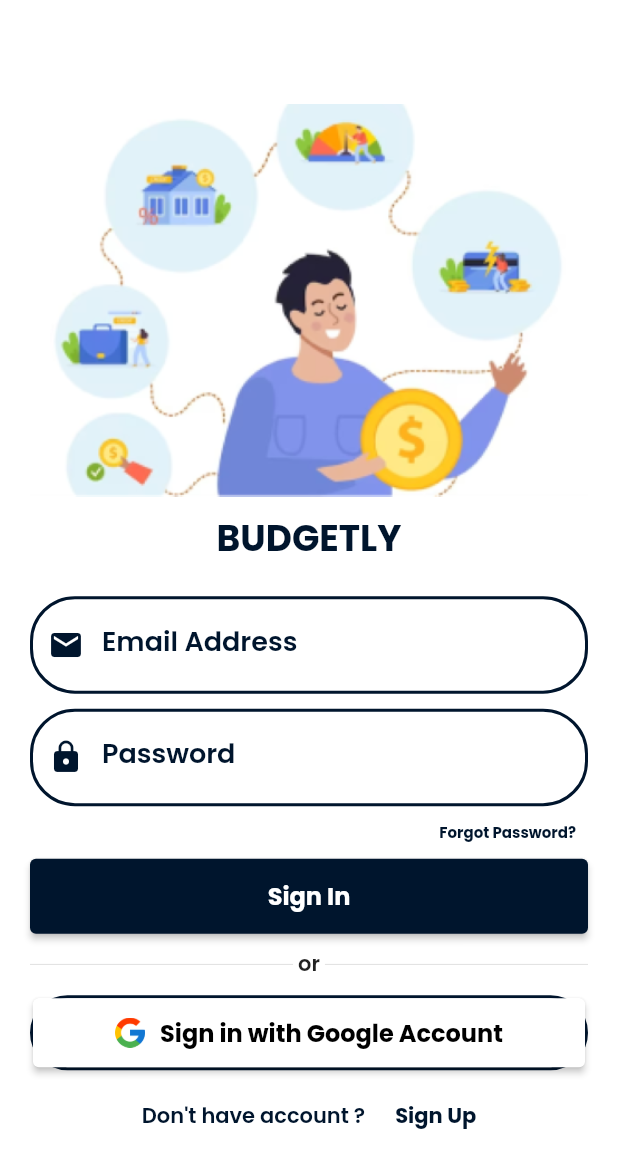
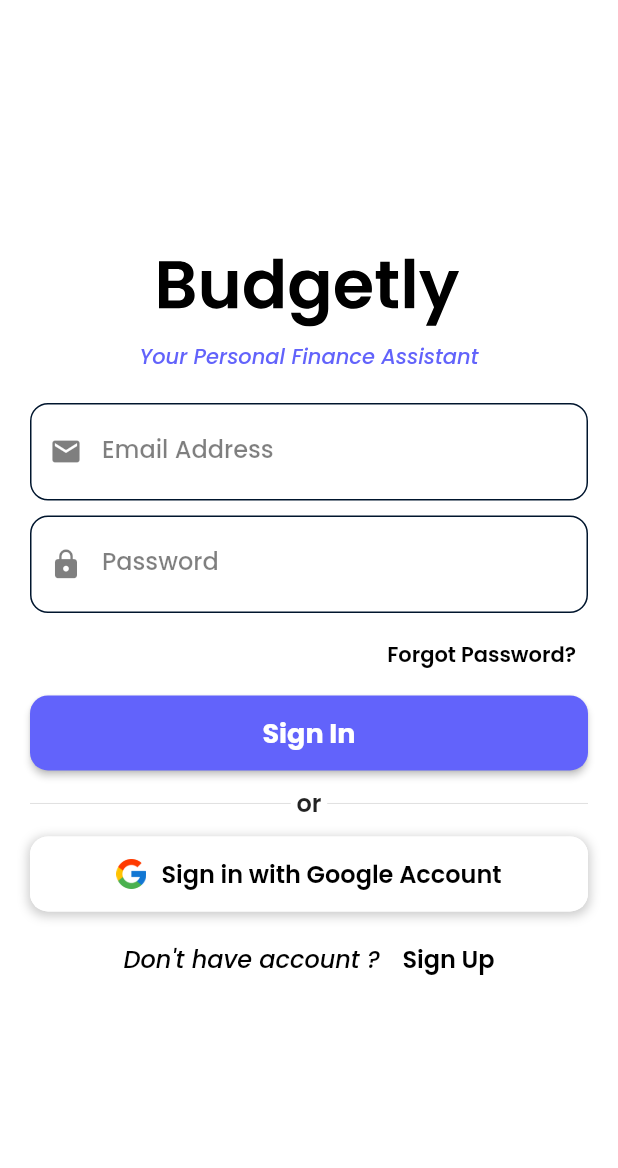
Before and after one commit to RMIT-Budgetly/budgetly, a Flutter app: the screen it shows after launch, on a phone screen of 412 x 824 dp. Shown: the top 1168 px of the screen. Run offline on Flutter 3.47's test engine with Material 3 defaults, Android fonts, the phone set to English and light mode, and no system bars; our stand-ins replace cloud_firestore, firebase_auth, firebase_core, firebase_storage, fl_chart, flutter_svg and 4 more; accounts and stored records are empty.

Commit message:
Done Login UI

```diff
--- a/lib/constants/style.dart
+++ b/lib/constants/style.dart
@@ -17,11 +17,14 @@ BoxShadow defaultShadow = BoxShadow(
   offset: const Offset(1.0, 1.0),
 );
 
+// Primary Color
+const primaryPurple = Color(0xFF6263FB);
+
 // colors
 const green = Color(0xFF248731);
 const red = Color(0xFFC52626);
 const white = Color(0xFFFFFFFF);
-const black = Color(0x00000000);
+const black = Color(0xFF000000);
 
 const blue1 = Color(0xFF00152D);
 const blue2 = Color(0xFF002855);
--- a/lib/screens/login_page/login_page.dart
+++ b/lib/screens/login_page/login_page.dart
@@ -6,7 +6,9 @@ import 'package:firebase_auth/firebase_auth.dart';
 import 'package:firebase_storage/firebase_storage.dart';
 import 'package:flutter/material.dart';
 import 'package:google_sign_in/google_sign_in.dart';
+import 'package:flutter_svg/flutter_svg.dart';
 import 'package:personal_finance/widgets/image_picker.dart';
+import 'package:personal_finance/constants/style.dart';
 
 final _firebase = FirebaseAuth.instance;
 final _googleSignIn = GoogleSignIn();
@@ -123,21 +125,25 @@ class _AuthScreenState extends State<AuthScreen> {
               padding: const EdgeInsets.symmetric(horizontal: 20, vertical: 30),
               child: Column(
                 children: [
-                  Image.asset(
-                    'assets/images/signin_banner.png',
-                    fit: BoxFit.fitWidth,
+                  SvgPicture.asset(
+                    'assets/logo/budgetly_logo.svg', // Path to your SVG file
+                    width: 200,
+                    colorFilter:
+                        const ColorFilter.mode(Colors.black, BlendMode.srcIn),
                   ),
                   const SizedBox(
                     height: 10,
                   ),
                   Container(
                     alignment: Alignment.center,
-                    child: Text(
-                      'BUDGETLY',
+                    child: const Text(
+                      'Your Personal Finance Assistant',
+                      textAlign: TextAlign.center,
                       style: TextStyle(
-                        color: Theme.of(context).colorScheme.primary,
-                        fontSize: 24,
-                        fontWeight: FontWeight.bold,
+                        color: primaryPurple,
+                        fontSize: 14,
+                        fontWeight: FontWeight.w500,
+                        fontStyle: FontStyle.italic,
                       ),
                     ),
                   ),
@@ -154,22 +160,30 @@ class _AuthScreenState extends State<AuthScreen> {
                             decoration: InputDecoration(
                               prefixIcon: Icon(
                                 Icons.mail,
-                                color: Theme.of(context).colorScheme.primary,
+                                size: 22,
+                                color: Color.fromRGBO(
+                                    0, 0, 0, 0.5), // RGBA color for the icon
                               ),
                               labelText: 'Email Address',
                               labelStyle: TextStyle(
-                                  color: Theme.of(context).colorScheme.primary),
+                                color: Color.fromRGBO(
+                                    0, 0, 0, 0.5), // RGBA color for the text
+                                fontWeight: FontWeight.w500,
+                                fontSize: 16, // Font weight
+                              ),
                               border: OutlineInputBorder(
-                                borderRadius: BorderRadius.circular(30.0),
+                                borderRadius: BorderRadius.circular(
+                                    12.0), // Border radius
                                 borderSide: const BorderSide(
-                                  width: 2,
+                                  width: 1,
                                   style: BorderStyle.solid,
                                 ),
                               ),
                               enabledBorder: OutlineInputBorder(
-                                borderRadius: BorderRadius.circular(30.0),
+                                borderRadius: BorderRadius.circular(
+                                    12.0), // Border radius
                                 borderSide: BorderSide(
-                                  width: 2,
+                                  width: 1,
                                   style: BorderStyle.solid,
                                   color: Theme.of(context).colorScheme.primary,
                                 ),
@@ -190,29 +204,35 @@ class _AuthScreenState extends State<AuthScreen> {
                               _enteredEmail = value!;
                             },
                           ),
-                          const SizedBox(
-                            height: 10,
-                          ),
+                          const SizedBox(height: 10),
                           TextFormField(
                             decoration: InputDecoration(
                               prefixIcon: Icon(
                                 Icons.lock,
-                                color: Theme.of(context).colorScheme.primary,
+                                size: 22,
+                                color: Color.fromRGBO(
+                                    0, 0, 0, 0.5), // RGBA color for the icon
                               ),
                               labelText: 'Password',
                               labelStyle: TextStyle(
-                                  color: Theme.of(context).colorScheme.primary),
+                                color: Color.fromRGBO(
+                                    0, 0, 0, 0.5), // RGBA color for the text
+                                fontWeight: FontWeight.w500,
+                                fontSize: 16, // Font weight
+                              ),
                               border: OutlineInputBorder(
-                                borderRadius: BorderRadius.circular(30.0),
+                                borderRadius: BorderRadius.circular(
+                                    12.0), // Border radius
                                 borderSide: const BorderSide(
-                                  width: 2,
+                                  width: 1,
                                   style: BorderStyle.solid,
                                 ),
                               ),
                               enabledBorder: OutlineInputBorder(
-                                borderRadius: BorderRadius.circular(30.0),
+                                borderRadius: BorderRadius.circular(
+                                    12.0), // Border radius
                                 borderSide: BorderSide(
-                                  width: 2,
+                                  width: 1,
                                   style: BorderStyle.solid,
                                   color: Theme.of(context).colorScheme.primary,
                                 ),
@@ -233,6 +253,9 @@ class _AuthScreenState extends State<AuthScreen> {
                       ),
                     ),
                   ),
+                  const SizedBox(
+                    height: 10,
+                  ),
                   Container(
                     width: MediaQuery.of(context).size.width,
                     height: 35,
@@ -241,32 +264,46 @@ class _AuthScreenState extends State<AuthScreen> {
                       child: Text(
                         "Forgot Password?",
                         style: TextStyle(
-                            color: Theme.of(context).colorScheme.primary),
+                            color: black,
+                            fontSize: 14,
+                            fontWeight: FontWeight.w600,
+                            ),
                         textAlign: TextAlign.right,
                       ),
                       onPressed: () => {},
                     ),
                   ),
+                  const SizedBox(
+                    height: 10,
+                  ),
                   Container(
                       width: MediaQuery.of(context).size.width,
                       height: 50,
-                    decoration:
-                        BoxDecoration(borderRadius: BorderRadius.circular(90)),
+                      decoration: BoxDecoration(
+                          borderRadius: BorderRadius.circular(90)),
                       child: ElevatedButton(
                         style: ButtonStyle(
-                        backgroundColor: MaterialStateColor.resolveWith(
-                            (states) => Theme.of(context).colorScheme.primary),
+                          backgroundColor:
+                              MaterialStateProperty.all(primaryPurple),
+                          shape:
+                              MaterialStateProperty.all<RoundedRectangleBorder>(
+                            RoundedRectangleBorder(
+                              borderRadius: BorderRadius.circular(
+                                  12), // Set border radius to 12
                             ),
-                      onPressed: _submit,
+                          ),
+                        ),
+                        onPressed:
+                            _submit, // Replace with your actual onPressed function
                         child: const Text(
                           'Sign In',
                           style: TextStyle(
                             color: Colors.white,
-                            fontSize: 16,
-                            fontWeight: FontWeight.bold),
+                            fontSize: 18,
+                            fontWeight: FontWeight.bold,
                           ),
                         ),
-                  ),
+                      )),
                   const SizedBox(
                     height: 10,
                   ),
@@ -275,7 +312,7 @@ class _AuthScreenState extends State<AuthScreen> {
                       Expanded(child: Divider()),
                       Text(
                         ' or ',
-                        style: TextStyle(fontSize: 14),
+                        style: TextStyle(fontSize: 16),
                       ),
                       Expanded(child: Divider()),
                     ],
@@ -287,15 +324,30 @@ class _AuthScreenState extends State<AuthScreen> {
                     width: MediaQuery.of(context).size.width,
                     height: 50,
                     decoration: BoxDecoration(
-                        borderRadius: BorderRadius.circular(90),
-                        border: Border.all(
-                          color: Theme.of(context).colorScheme.primary,
-                          width: 2,
-                        )),
+                      borderRadius:
+                          BorderRadius.circular(12), // Set border radius to 12
+                      color: Colors.white, // Set background color to white
+                      boxShadow: [
+                        BoxShadow(
+                          color: Colors.black.withOpacity(0.2), // Shadow color
+                          spreadRadius: 1,
+                          blurRadius: 5,
+                          offset: Offset(0, 2), // Changes position of shadow
+                        ),
+                      ],
+                    ),
                     child: ElevatedButton(
                       style: ButtonStyle(
-                        backgroundColor: MaterialStateColor.resolveWith(
-                            (states) => Colors.white),
+                        backgroundColor: MaterialStateProperty.all(
+                            Colors.white), // Button background color
+                        elevation:
+                            MaterialStateProperty.all(0), // Remove elevation
+                        shape: MaterialStateProperty.all(
+                          RoundedRectangleBorder(
+                            borderRadius: BorderRadius.circular(
+                                12), // Same border radius as the container
+                          ),
+                        ),
                       ),
                       onPressed: signInWithGoogle,
                       child: Row(
@@ -311,7 +363,7 @@ class _AuthScreenState extends State<AuthScreen> {
                             style: TextStyle(
                                 color: Colors.black,
                                 fontSize: 16,
-                                fontWeight: FontWeight.bold),
+                                fontWeight: FontWeight.w600),
                           ),
                         ],
                       ),
@@ -326,11 +378,14 @@ class _AuthScreenState extends State<AuthScreen> {
                       Text(
                         "Don't have account ?",
                         style: TextStyle(
-                          color: Theme.of(context).colorScheme.primary,
+                          color: black,
+                          fontSize: 16,
+                          fontWeight: FontWeight.w500,
+                          fontStyle: FontStyle.italic,
                         ),
                       ),
                       const SizedBox(
-                        width: 20,
+                        width: 15,
                       ),
                       GestureDetector(
                         onTap: () {
@@ -341,8 +396,9 @@ class _AuthScreenState extends State<AuthScreen> {
                         child: Text(
                           'Sign Up',
                           style: TextStyle(
-                            fontWeight: FontWeight.bold,
-                            color: Theme.of(context).colorScheme.primary,
+                            color: black,
+                            fontSize: 16,
+                            fontWeight: FontWeight.w600,
                           ),
                         ),
                       ),
--- a/pubspec.yaml
+++ b/pubspec.yaml
@@ -128,6 +128,7 @@ flutter:
   assets:
     - assets/icons/
     - assets/images/
+    - assets/logo/
 
   # An image asset can refer to one or more resolution-specific "variants", see
   # https://flutter.dev/assets-and-images/#resolution-aware
```
Also changed, not shown: assets/logo/budgetly_logo.svg (added). Lines whose indentation alone changed are shown as unchanged.
